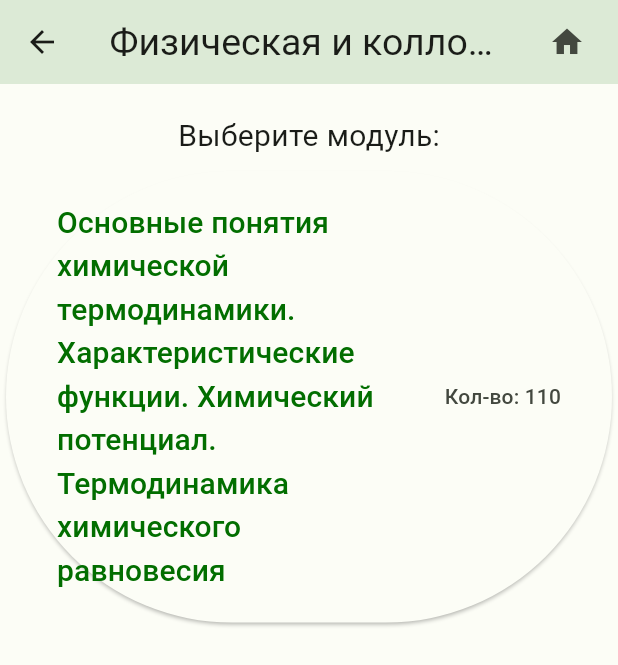
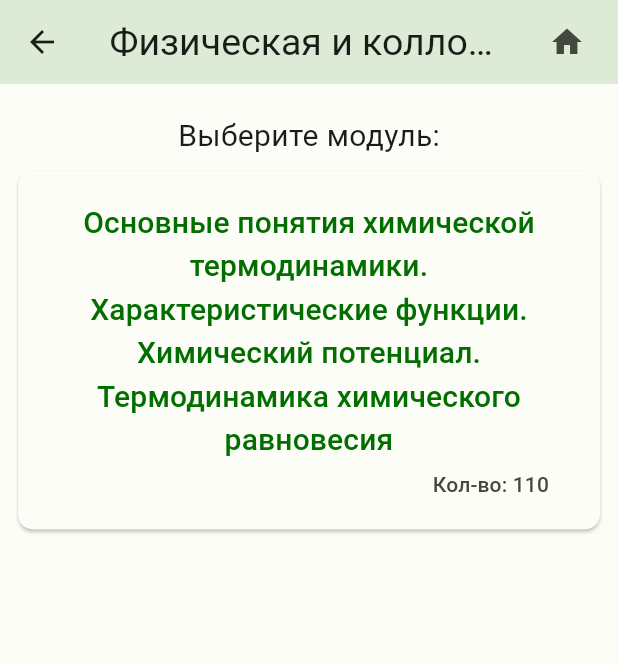
Before and after one commit to Gribbirg/testing_training, a Flutter app: the HomePage screen opened by its route, after a tap on "Физическая и коллоидная химия", on a phone screen of 412 x 824 dp. Shown: the top 665 px of the screen. Run offline on Flutter 3.47's test engine with Material 3 defaults, Android fonts, the phone set to English and light mode, and no system bars; drawn by our look-alikes of dynamic_color; our stand-ins replace auto_route, equatable, firebase_core, flutter_bloc, get_it, hive and 1 more; accounts and stored records are empty.

Commit message:
Style setup

```diff
--- a/assets/questions/topics.json
+++ b/assets/questions/topics.json
@@ -1,9 +1,4 @@
 [
-  {
-    "name": "Тест",
-    "questions_count": 5,
-    "dir_name": "test"
-  },
   {
     "name": "Физическая и коллоидная химия",
     "questions_count": 110,
--- a/lib/features/home/widgets/topic_item.dart
+++ b/lib/features/home/widgets/topic_item.dart
@@ -12,33 +12,38 @@ class TopicItem extends StatelessWidget {
   @override
   Widget build(BuildContext context) {
     final theme = Theme.of(context);
-    return ElevatedButton(
+    return Padding(
+      padding: const EdgeInsets.symmetric(horizontal: 8),
+      child: ElevatedButton(
           onPressed: () {
-          AutoRouter.of(context).push(ModuleSelectRoute(topicId: topic.dirName));
+            AutoRouter.of(context)
+                .push(ModuleSelectRoute(topicId: topic.dirName));
           },
+          style: ElevatedButton.styleFrom(
+              shape: RoundedRectangleBorder(
+            borderRadius: BorderRadius.circular(10),
+          )),
           child: Container(
             padding: const EdgeInsets.symmetric(vertical: 20, horizontal: 10),
-          child: Row(
-            mainAxisAlignment: MainAxisAlignment.spaceBetween,
+            child: Column(
+              crossAxisAlignment: CrossAxisAlignment.stretch,
               children: [
-              Expanded(
-                flex: 10,
-                child: Text(
+                Text(
                   topic.name,
                   style: const TextStyle(fontSize: 20),
+                  textAlign: TextAlign.center,
                 ),
+                const SizedBox(
+                  height: 5,
                 ),
-              const SizedBox(width: 5,),
-              Expanded(
-                flex: 5,
-                child: Text(
+                Text(
                   "Вопросов: ${topic.questionsCount}",
                   style: TextStyle(color: theme.colorScheme.onSurfaceVariant),
                   textAlign: TextAlign.right,
                 ),
-              ),
               ],
             ),
-        ));
+          )),
+    );
   }
 }
--- a/lib/features/module_select/widgets/module_item.dart
+++ b/lib/features/module_select/widgets/module_item.dart
@@ -14,36 +14,37 @@ class ModuleItem extends StatelessWidget {
   @override
   Widget build(BuildContext context) {
     final theme = Theme.of(context);
-    return ElevatedButton(
+    return Padding(
+      padding: const EdgeInsets.symmetric(horizontal: 8),
+      child: ElevatedButton(
           onPressed: () {
             AutoRouter.of(context).push(
                 QuestionsRoute(topicId: topic.dirName, moduleId: module.dirName));
           },
+          style: ElevatedButton.styleFrom(
+            shape: RoundedRectangleBorder(borderRadius: BorderRadius.circular(10),)
+          ),
           child: Container(
             padding: const EdgeInsets.symmetric(vertical: 20, horizontal: 10),
-          child: Row(
-            mainAxisAlignment: MainAxisAlignment.spaceBetween,
+            child: Column(
+              crossAxisAlignment: CrossAxisAlignment.stretch,
               children: [
-              Expanded(
-                flex: 10,
-                child: Text(
+                Text(
                   module.name,
                   style: const TextStyle(fontSize: 20),
-                ),
+                  textAlign: TextAlign.center,
                 ),
                 const SizedBox(
-                width: 5,
+                  height: 5,
                 ),
-              Expanded(
-                flex: 4,
-                child: Text(
+                Text(
                   "Кол-во: ${module.questionsCount}",
                   style: TextStyle(color: theme.colorScheme.onSurfaceVariant),
                   textAlign: TextAlign.right,
                 ),
-              ),
               ],
             ),
-        ));
+          )),
+    );
   }
 }
--- a/pubspec.yaml
+++ b/pubspec.yaml
@@ -734,9 +734,6 @@ flutter:
     - assets/questions/pcc/images/2.png
     - assets/questions/pcc/images/3.png
     - assets/questions/pcc/images/img.png
-    - assets/questions/test/modules.json
-    - assets/questions/test/modules/mult.json
-    - assets/questions/test/modules/cat.json
 
   # An image asset can refer to one or more resolution-specific "variants", see
   # https://flutter.dev/assets-and-images/#resolution-aware
```
Also changed, not shown: 3 other files. Lines whose indentation alone changed are shown as unchanged.
